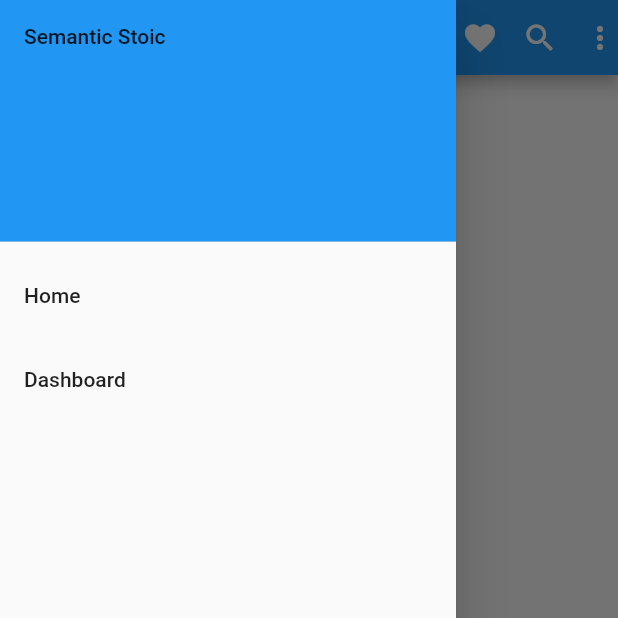
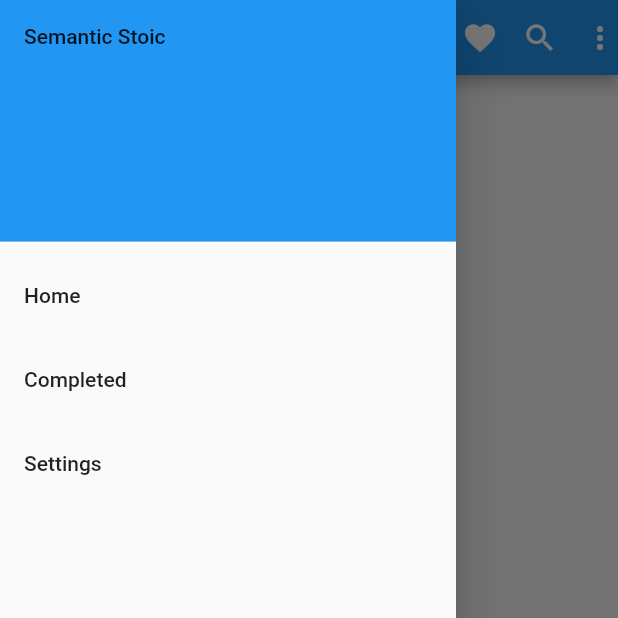
Before and after one commit to PrimeTimeTran/semantics, a Flutter app: the screen it shows after launch, in the side drawer, after a tap on the "menu" icon, on a phone screen of 412 x 824 dp, the top half of it. Run offline on Flutter 3.47's test engine with Material 2 defaults, Android fonts, the phone set to English and light mode, and no system bars; our stand-ins replace firebase_analytics, firebase_auth, firebase_core; missing offline and left inert: dart:html; accounts and stored records are empty.

Commit message:
Refactor to screen widgets and QuotePanel

```diff
--- a/lib/main.dart
+++ b/lib/main.dart
@@ -8,7 +8,7 @@ import 'package:firebase_auth/firebase_auth.dart';
 import 'package:firebase_analytics/firebase_analytics.dart';
 
 import 'package:semantic/widgets/nav_bar.dart';
-import 'package:semantic/widgets/composer.dart';
+import 'package:semantic/screens/composer.dart';
 import 'package:semantic/widgets/my_drawer.dart';
 
 Future<void> main() async {
@@ -89,7 +89,7 @@ class _MyHomePageState extends State<MyHomePage> {
     });
   }
 
-  Future<void> logEvents() async {
+  logEvents() async {
     await widget.analytics.logAppOpen();
     await widget.analytics.logScreenView(
       screenName: 'quotes-page',
@@ -107,58 +107,6 @@ class _MyHomePageState extends State<MyHomePage> {
     }
   }
 
-  Future<void> signInWithGoogle() async {
-    GoogleAuthProvider googleProvider = GoogleAuthProvider();
-
-    // googleProvider
-    //     .addScope('https://www.googleapis.com/auth/contacts.readonly');
-    // googleProvider.setCustomParameters({'login_hint': 'user@example.com'});
-
-    // // Once signed in, return the UserCredential
-    // return await FirebaseAuth.instance.signInWithPopup(googleProvider);
-
-    // // Or use signInWithRedirect
-
-    return await FirebaseAuth.instance.signInWithRedirect(googleProvider);
-  }
-
-  createAccount() async {
-    try {
-      final credential =
-          await FirebaseAuth.instance.createUserWithEmailAndPassword(
-        email: 'loi@semantic-stoic.com',
-        password: 'asdfas',
-      );
-      print(credential);
-    } on FirebaseAuthException catch (e) {
-      if (e.code == 'weak-password') {
-        print('The password provided is too weak.');
-      } else if (e.code == 'email-already-in-use') {
-        print('The account already exists for that email.');
-      }
-    } catch (e) {
-      print(e);
-    }
-  }
-
-  signIn() async {
-    try {
-      final credential = await FirebaseAuth.instance.signInWithEmailAndPassword(
-        email: 'loi@semantic-stoic.com',
-        password: 'asdfas',
-      );
-      print(credential);
-    } on FirebaseAuthException catch (e) {
-      if (e.code == 'weak-password') {
-        print('The password provided is too weak.');
-      } else if (e.code == 'email-already-in-use') {
-        print('The account already exists for that email.');
-      }
-    } catch (e) {
-      print(e);
-    }
-  }
-
   @override
   Widget build(BuildContext context) {
     return Scaffold(
@@ -166,25 +114,6 @@ class _MyHomePageState extends State<MyHomePage> {
       drawer: MyDrawer(drawerChange: drawerChange),
       body: Column(
         children: <Widget>[
-          Text('Hi'),
-          MaterialButton(
-            child: Text('Google Signin'),
-            onPressed: () {
-              signInWithGoogle();
-            },
-          ),
-          MaterialButton(
-            child: Text('Create Account'),
-            onPressed: () {
-              createAccount();
-            },
-          ),
-          MaterialButton(
-            child: Text('Signin'),
-            onPressed: () {
-              signIn();
-            },
-          ),
           Expanded(
             child: Padding(
               padding: EdgeInsets.fromLTRB(150, 10, 150, 10),
--- a/lib/widgets/composer.dart
+++ b/lib/screens/composer.dart
@@ -1,13 +1,10 @@
+import 'dart:convert';
 import 'package:flutter/material.dart';
-import 'dart:async';
-import 'dart:convert';
 import 'package:flutter/services.dart';
 import 'package:firebase_analytics/firebase_analytics.dart';
 
-import 'package:semantic/widgets/highlighted_text.dart';
-import 'package:semantic/widgets/language_select.dart';
-
 import 'package:semantic/widgets/utils.dart';
+import 'package:semantic/widgets/quote_panel.dart';
 
 import 'package:semantic/classes/quote.dart';
 
@@ -20,7 +17,6 @@ class Composer extends StatefulWidget {
 
 class _ComposerState extends State<Composer> {
   static FirebaseAnalytics analytics = FirebaseAnalytics.instance;
-  final TextEditingController _controller = TextEditingController();
 
   late List<Quote> quotes = [];
   late List<Quote> translatedQuotes = [];
@@ -39,14 +35,7 @@ class _ComposerState extends State<Composer> {
   }
 
   changeLanguage(v) {
-    if (v == 'Vietnamese 🇻🇳') {
-      v = 'vi';
-    } else if (v == 'Spanish 🇪🇸') {
-      v = 'es';
-    } else if (v == 'Chinese 🇨🇳') {
-      v = 'zh-cn';
-    }
-
+    v = changeLangTo(v);
     setState(() {
       language = v;
     });
@@ -61,7 +50,7 @@ class _ComposerState extends State<Composer> {
     getQuotes();
   }
 
-  Future getQuotes() async {
+  getQuotes() async {
     final String response =
         await rootBundle.loadString('assets/$language.json');
     final data = await json.decode(response)['quotes'];
@@ -74,7 +63,7 @@ class _ComposerState extends State<Composer> {
     setTranslatedQuotes();
   }
 
-  Future setTranslatedQuotes() async {
+  setTranslatedQuotes() async {
     final String response = await rootBundle.loadString('assets/en.json');
     final data = await json.decode(response)['quotes'];
     var quotes = List<Quote>.from(data.map((x) => Quote.fromJson(x)));
@@ -92,60 +81,20 @@ class _ComposerState extends State<Composer> {
     });
   }
 
-  checkPhraseCompleted() {
+  checkPhraseCompleted(v) {
+    setState(() {
+      text = v;
+    });
     if (text == quote.text || text == 'lt') {
       saveAsCompleted(quote.toJson());
       getQuotes();
-      _controller.clear();
       setTranslatedQuote();
     }
   }
 
   @override
   Widget build(BuildContext context) {
-    return Padding(
-      padding: const EdgeInsets.all(150),
-      child: Column(
-        mainAxisAlignment: MainAxisAlignment.center,
-        children: <Widget>[
-          Expanded(
-            child: Align(
-              alignment: Alignment.bottomCenter,
-              child: Text(
-                translatedQuote.text,
-                textAlign: TextAlign.center,
-                style: const TextStyle(fontWeight: FontWeight.bold, fontSize: 35),
-              ),
-            ),
-          ),
-          Expanded(
-            child: Align(
-              child: SizedBox(
-                child: HighlightedText(quote, text),
-              ),
-            ),
-          ),
-          Expanded(
-            child: Align(
-              child: TextField(
-                autofocus: true,
-                controller: _controller,
-                onChanged: (String value) async {
-                  setState(() {
-                    text = value;
-                  });
-                  checkPhraseCompleted();
-                },
-                decoration: const InputDecoration(
-                  border: OutlineInputBorder(),
-                  hintText: '',
-                ),
-              ),
-            ),
-          ),
-          DropdownButtonExample(changeLanguage: changeLanguage),
-        ],
-      ),
-    );
+    return QuotePanel(
+        quote, text, translatedQuote, changeLanguage, checkPhraseCompleted);
   }
 }
--- a/lib/widgets/highlighted_text.dart
+++ b/lib/widgets/highlighted_text.dart
@@ -24,7 +24,6 @@ class HighlightedText extends StatelessWidget {
 
   final Quote quote;
   final String text;
-  // final String prefix;
 
   @override
   Widget build(BuildContext context) {
--- a/lib/widgets/my_drawer.dart
+++ b/lib/widgets/my_drawer.dart
@@ -1,7 +1,8 @@
 import 'package:flutter/material.dart';
 
-import 'package:semantic/widgets/composer.dart';
-import 'package:semantic/widgets/dashboard.dart';
+import 'package:semantic/screens/composer.dart';
+import 'package:semantic/screens/dashboard.dart';
+import 'package:semantic/screens/settings.dart';
 
 class MyDrawer extends StatefulWidget {
   const MyDrawer({super.key, required this.drawerChange});
@@ -33,9 +34,16 @@ class _MyDrawerState extends State<MyDrawer> {
             },
           ),
           ListTile(
-            title: const Text('Dashboard'),
+            title: const Text('Completed'),
             onTap: () {
               widget.drawerChange(const Dashboard());
+              Navigator.pop(context);
+            },
+          ),
+          ListTile(
+            title: const Text('Settings'),
+            onTap: () {
+              widget.drawerChange(const Settings());
               Navigator.pop(context);
             },
           ),
--- /dev/null
+++ b/lib/widgets/quote_panel.dart
@@ -0,0 +1,74 @@
+import 'package:flutter/material.dart';
+
+import 'package:semantic/widgets/highlighted_text.dart';
+import 'package:semantic/widgets/language_select.dart';
+
+import 'package:semantic/classes/quote.dart';
+
+class QuotePanel extends StatefulWidget {
+  const QuotePanel(this.quote, this.text, this.translatedQuote,
+      this.changeLanguage, this.checkPhraseCompleted,
+      {super.key});
+  final Quote quote;
+  final Quote translatedQuote;
+  final String text;
+  final Function changeLanguage;
+  final Function checkPhraseCompleted;
+
+  @override
+  State<QuotePanel> createState() => _QuotePanelState();
+}
+
+class _QuotePanelState extends State<QuotePanel> {
+  final TextEditingController _controller = TextEditingController();
+
+  @override
+  Widget build(BuildContext context) {
+    return Padding(
+      padding: const EdgeInsets.all(150),
+      child: Column(
+        mainAxisAlignment: MainAxisAlignment.center,
+        children: <Widget>[
+          Expanded(
+            child: Align(
+              alignment: Alignment.bottomCenter,
+              child: Text(
+                widget.translatedQuote.text,
+                textAlign: TextAlign.center,
+                style:
+                    const TextStyle(fontWeight: FontWeight.bold, fontSize: 35),
+              ),
+            ),
+          ),
+          Expanded(
+            child: Align(
+              child: SizedBox(
+                child: HighlightedText(widget.quote, widget.text),
+              ),
+            ),
+          ),
+          Expanded(
+            child: Align(
+              child: TextField(
+                autofocus: true,
+                controller: _controller,
+                onChanged: (String value) async {
+                  if (value == widget.quote.text || value == 'lt') {
+                    _controller.clear();
+                  }
+                  widget.checkPhraseCompleted(value);
+                },
+                decoration: const InputDecoration(
+                  border: OutlineInputBorder(),
+                  hintText: '',
+                ),
+              ),
+            ),
+          ),
+          DropdownButtonExample(changeLanguage: widget.changeLanguage),
+        ],
+      ),
+    );
+    ;
+  }
+}
```
Also changed, not shown: lib/screens/dashboard.dart (renamed from lib/widgets/dashboard.dart, +4 -3 lines), lib/screens/settings.dart (added, +90 -0 lines), lib/widgets/utils.dart (+12 -0 lines).
